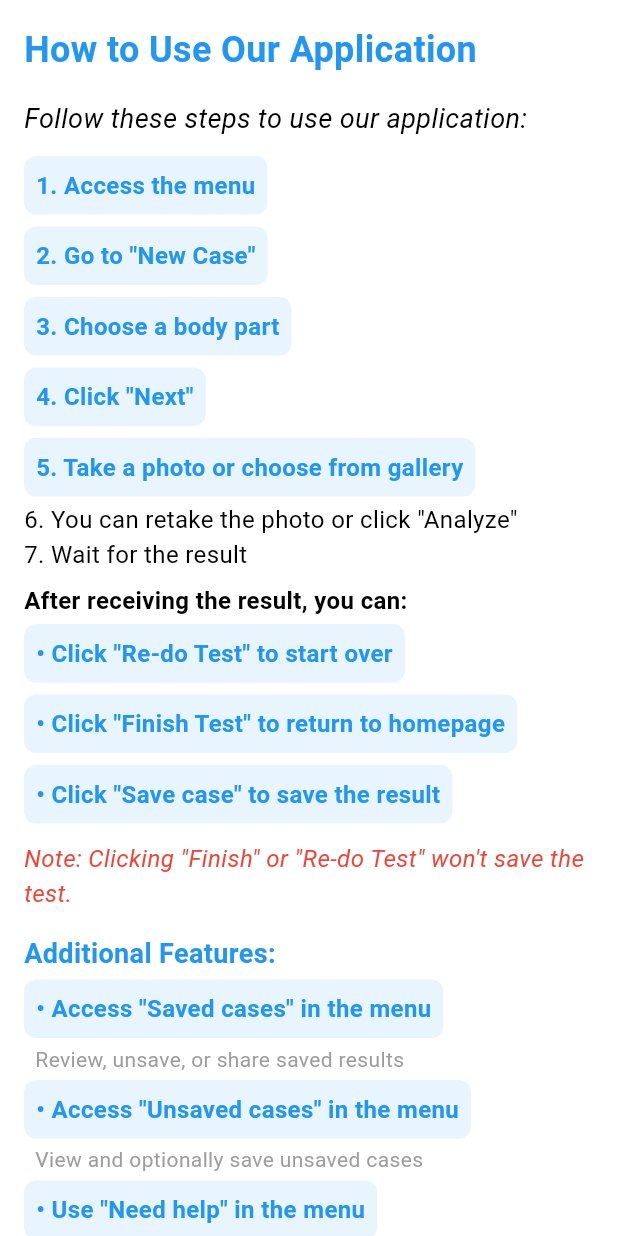
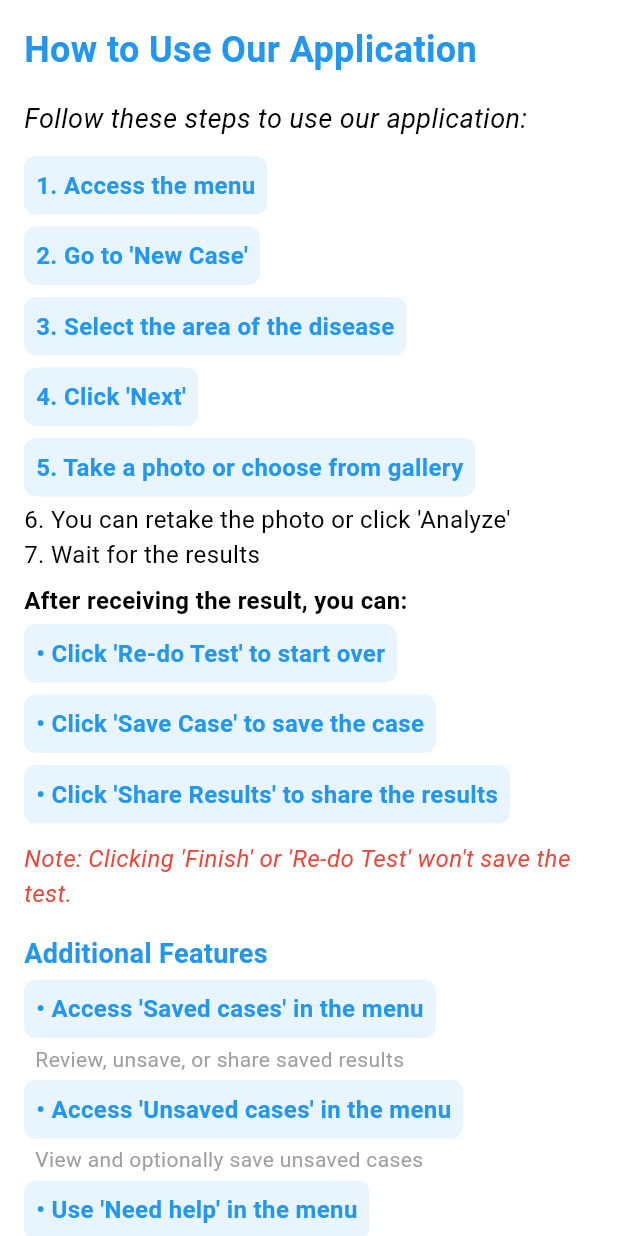
Before and after one commit to ucefooo/detection_app, a Flutter app: the HowToUsePage screen opened directly, on a phone screen of 412 x 824 dp. Run offline on Flutter 3.47's test engine with Material 3 defaults, Android fonts, the phone set to English and light mode, and no system bars; our stand-ins replace camera, hive, hive_flutter, image_picker, share_plus, shared_preferences; missing offline and left inert: model_viewer_plus; accounts and stored records are empty; generated files the repository leaves out were written again.

```diff
--- a/lib/l10n/app_en.arb
+++ b/lib/l10n/app_en.arb
@@ -44,6 +44,54 @@
   "newCaseResultRedoTest": "Re-do Test",
   "newCaseResultFinishTest": "Finish Test",
   "newCaseResultSaveResults": "Save Results",
+  "unsavedCasesNosavedCases": "No unsaved cases",
+  "unsavedCasesNote": "Note: Only the most recent 20 cases are stored here. Please save any important cases to avoid data loss.",
+  "newCaseResultSaveTest": "Are you sure you want to save this test?",
+  "newCaseResultSaveTestContent": "Do you want to saved the current test?",
+  "unsavedCaseResultSaveTest": "Save test",
+  "savedCasesNosavedcases": "No saved cases",
+  "newCaseResultShareResults": "Share Results",
+  "savedCasesShareMessage": "Leishmaniasis test results are:",
+  "newCaseResultUnsaveCase": "Unsave case",
+  "newCaseResultUnsaveTest":"Are you sure you want to unsave this test?",
+  "newCaseResultUnsaveTestMessage":"Do you want to unsaved the current test?",
+  "newCaseCancelTestPopUpUnsaveTest": "Unsave test",
+  "howToUseHeader": "How to Use Our Application",
+  "howToUseInstructions": "Follow these steps to use our application:",
+  "howToUseStep1": "1. Access the menu",
+  "howToUseStep2": "2. Go to 'New Case'",
+  "howToUseStep3": "3. Select the area of the disease",
+  "howToUseStep4": "4. Click 'Next'",
+  "howToUseStep5": "5. Take a photo or choose from gallery",
+  "howToUseStep6": "6. You can retake the photo or click 'Analyze'",
+  "howToUseStep7": "7. Wait for the results",
+  "howToUseStep8": "After receiving the result, you can:",
+  "howToUseRedoTest": "• Click 'Re-do Test' to start over",
+  "howToUseSaveCase": "• Click 'Save Case' to save the case",
+  "howToUseShareResults": "• Click 'Share Results' to share the results",
+  "howToUseNote": "Note: Clicking 'Finish' or 'Re-do Test' won't save the test.",
+  "howToUseAdditionalFeatures": "Additional Features",
+  "howToUseSavedCases": "• Access 'Saved cases' in the menu",
+  "howToUseSavedCasesInstructions": "  Review, unsave, or share saved results",
+  "howToUseUnsavedCases": "• Access 'Unsaved cases' in the menu",
+  "howToUseUnsavedCasesInstructions": "  View and optionally save unsaved cases",
+  "howToUseNeedHelp": "• Use 'Need help' in the menu",
+  "howToUseNeedHelpInstructions": "  Send us a message if you need help",
+  "howToUseChangeLanguage": "• Change the language",
+  "howToUseChangeLanguageInstructions": "  Switch between Arabic, English, or French in settings\n  or use the button at the top of the app",
+  "howToUseChooseTheme": "• Choose Theme",
+  "howToUseChooseThemeInstructions": "  Select between Light or Dark mode in settings",
+  "helpPageTitle": "Contact Us:",
+  "nameContactUs": "Name",
+  "phoneContactUs": "Phone Number",
+  "emailContactUs": "Email",
+  "messageContactUs": "Message",
+  "sendContactUs": "Send message",
+  "emailSent": "Email sent successfully",
+  "emailNotSent": "Email not send, please try again later",
+  "error": "Error",
+  "fillAllFields": "Please fill all fields",
+  "darkMode": "Dark Mode",
 
   "test": "test"
 }
--- a/lib/pages/how_to_use_page/how_to_use_page.dart
+++ b/lib/pages/how_to_use_page/how_to_use_page.dart
@@ -1,7 +1,8 @@
 import 'package:flutter/material.dart';
+import 'package:detection_app/classes/language_constants.dart';
 
 class HowToUsePage extends StatefulWidget {
-  const HowToUsePage({Key? key}) : super(key: key);
+  const HowToUsePage({super.key});
 
   @override
   _HowToUsePageState createState() => _HowToUsePageState();
@@ -44,72 +45,71 @@ class _HowToUsePageState extends State<HowToUsePage> {
         child: Column(
           crossAxisAlignment: CrossAxisAlignment.start,
           children: [
-            const Text(
-              'How to Use Our Application',
-              style: TextStyle(fontSize: 24, fontWeight: FontWeight.bold, color: Colors.blue),
+            Text(
+              translation(context).howToUseHeader,
+              style: const TextStyle(fontSize: 24, fontWeight: FontWeight.bold, color: Colors.blue),
             ),
             const SizedBox(height: 16),
-            const Text(
-              'Follow these steps to use our application:',
-              style: TextStyle(fontSize: 18, fontStyle: FontStyle.italic),
+            Text(
+              translation(context).howToUseInstructions,
+              style: const TextStyle(fontSize: 18, fontStyle: FontStyle.italic),
             ),
             const SizedBox(height: 8),
-            _buildClickableItem('1. Access the menu'),
-            _buildClickableItem('2. Go to "New Case"'),
-            _buildClickableItem('3. Choose a body part'),
-            _buildClickableItem('4. Click "Next"'),
-            _buildClickableItem('5. Take a photo or choose from gallery'),
-            const Text(
-              '6. You can retake the photo or click "Analyze"',
-              style: TextStyle(fontSize: 16),
+            _buildClickableItem(translation(context).howToUseStep1),
+            _buildClickableItem(translation(context).howToUseStep2),
+            _buildClickableItem(translation(context).howToUseStep3),
+            _buildClickableItem(translation(context).howToUseStep4),
+            _buildClickableItem(translation(context).howToUseStep5),
+            Text(
+              translation(context).howToUseStep6,
+              style: const TextStyle(fontSize: 16),
             ),
-            const Text(
-              '7. Wait for the result',
-              style: TextStyle(fontSize: 16),
+            Text(
+              translation(context).howToUseStep7,
+              style: const TextStyle(fontSize: 16),
             ),
             const SizedBox(height: 8),
-            const Text(
-              'After receiving the result, you can:',
-              style: TextStyle(fontSize: 16, fontWeight: FontWeight.bold),
+            Text(
+              translation(context).howToUseStep8,
+              style: const TextStyle(fontSize: 16, fontWeight: FontWeight.bold),
             ),
-            _buildClickableItem('• Click "Re-do Test" to start over'),
-            _buildClickableItem('• Click "Finish Test" to return to homepage'),
-            _buildClickableItem('• Click "Save case" to save the result'),
+            _buildClickableItem(translation(context).howToUseRedoTest),
+            _buildClickableItem(translation(context).howToUseSaveCase),
+            _buildClickableItem(translation(context).howToUseShareResults),
             const SizedBox(height: 8),
-            const Text(
-              'Note: Clicking "Finish" or "Re-do Test" won\'t save the test.',
-              style: TextStyle(fontSize: 16, color: Colors.red, fontStyle: FontStyle.italic),
+            Text(
+              translation(context).howToUseNote,
+              style: const TextStyle(fontSize: 16, color: Colors.red, fontStyle: FontStyle.italic),
             ),
             const SizedBox(height: 16),
-            const Text(
-              'Additional Features:',
-              style: TextStyle(fontSize: 18, fontWeight: FontWeight.bold, color: Colors.blue),
+            Text(
+              translation(context).howToUseAdditionalFeatures,
+              style: const TextStyle(fontSize: 18, fontWeight: FontWeight.bold, color: Colors.blue),
             ),
-            _buildClickableItem('• Access "Saved cases" in the menu'),
-            const Text(
-              '  Review, unsave, or share saved results',
-              style: TextStyle(fontSize: 14, color: Colors.grey),
+            _buildClickableItem(translation(context).howToUseSavedCases),
+            Text(
+              translation(context).howToUseSavedCasesInstructions,
+              style: const TextStyle(fontSize: 14, color: Colors.grey),
             ),
-            _buildClickableItem('• Access "Unsaved cases" in the menu'),
-            const Text(
-              '  View and optionally save unsaved cases',
-              style: TextStyle(fontSize: 14, color: Colors.grey),
+            _buildClickableItem(translation(context).howToUseUnsavedCases),
+            Text(
+              translation(context).howToUseUnsavedCasesInstructions,
+              style: const TextStyle(fontSize: 14, color: Colors.grey),
             ),
-            _buildClickableItem('• Use "Need help" in the menu'),
-            const Text(
-              '  Send us a message if you need help',
-              style: TextStyle(fontSize: 14, color: Colors.grey),
+            _buildClickableItem(translation(context).howToUseNeedHelp),
+            Text(
+              translation(context).howToUseNeedHelpInstructions,
+              style: const TextStyle(fontSize: 14, color: Colors.grey),
             ),
-            _buildClickableItem('• Change Language'),
-            const Text(
-              '  Switch between Arabic, English, or French in settings\n'
-              '  or use the button at the top of the app',
-              style: TextStyle(fontSize: 14, color: Colors.grey),
+            _buildClickableItem(translation(context).howToUseChangeLanguage),
+            Text(
+              translation(context).howToUseChangeLanguageInstructions,
+              style: const TextStyle(fontSize: 14, color: Colors.grey),
             ),
-            _buildClickableItem('• Choose Theme'),
-            const Text(
-              '  Select between Light or Dark mode in settings',
-              style: TextStyle(fontSize: 14, color: Colors.grey),
+            _buildClickableItem(translation(context).howToUseChooseTheme),
+            Text(
+              translation(context).howToUseChooseThemeInstructions,
+              style: const TextStyle(fontSize: 14, color: Colors.grey),
             ),
           ],
         ),
--- a/lib/pages/settings_page/settings_page.dart
+++ b/lib/pages/settings_page/settings_page.dart
@@ -7,7 +7,7 @@ import 'package:provider/provider.dart';
 import 'package:shared_preferences/shared_preferences.dart';
 
 class SettingsPage extends StatefulWidget {
-  const SettingsPage({Key? key}) : super(key: key);
+  const SettingsPage({super.key});
 
   @override
   _SettingsPageState createState() => _SettingsPageState();
@@ -81,7 +81,7 @@ class _SettingsPageState extends State<SettingsPage> {
                     mainAxisAlignment: MainAxisAlignment.spaceBetween,
                     children: [
                       Text(
-                        'Dark mode',
+                        translation(context).darkMode,
                         style: Theme.of(context).textTheme.titleLarge,
                       ),
                       Switch(
```
Also changed, not shown: lib/l10n/app_ar.arb (+48 -0 lines), lib/l10n/app_fr.arb (+48 -0 lines), lib/pages/help_page/help_page.dart (+21 -19 lines), lib/pages/saved_case/saved_case_page.dart (+8 -7 lines), lib/pages/saved_case/saved_case_result.dart (+41 -36 lines), lib/pages/unsaved_case/unsaved_case_page.dart (+12 -11 lines), lib/pages/unsaved_case/unsaved_case_result.dart (+33 -27 lines).
